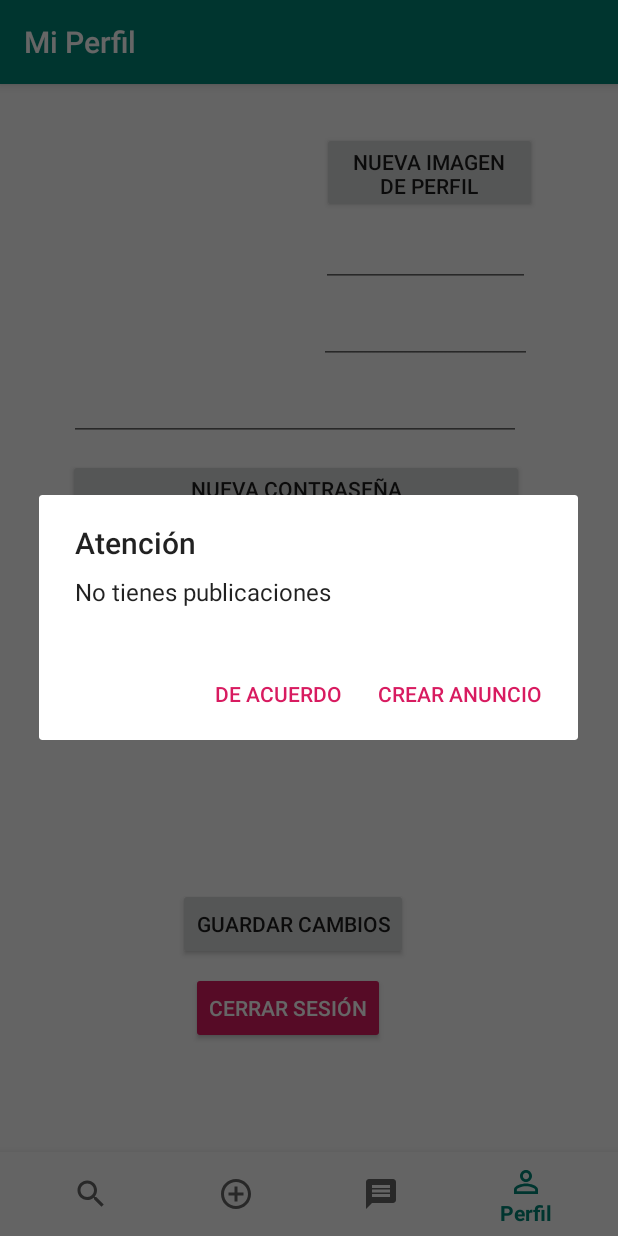
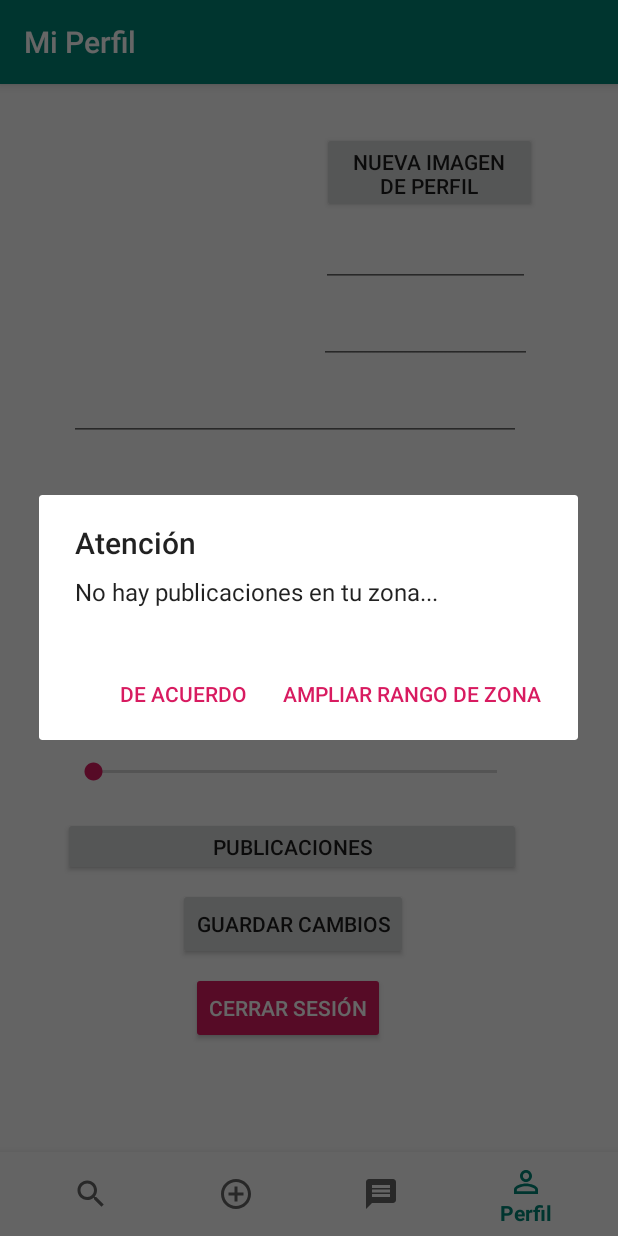
Before and after one commit to EnricCivitRovira/Helpaloo, an Android app: the screen it shows after launch once a user with an empty profile is signed in (MenuActivity), item 4 of the bottom bar chosen, on a phone screen of 412 x 824 dp. Run offline under Robolectric (Android 15) with nearby library versions, the phone set to English and light mode, and no system bars; our stand-ins replace Firebase (no records; nobody signed in at launch, a user with empty details on screens opened directly), Picasso; pictures from the network do not load; 7 statements that could not run were skipped.

Commit message:
Añadimos el concepto distancia y solucionamos problemas varios.

```diff
--- a/app/src/main/java/com/example/helpaloo/MainActivity.java
+++ b/app/src/main/java/com/example/helpaloo/MainActivity.java
@@ -28,6 +28,8 @@ public class MainActivity extends AppCompatActivity implements View.OnClickListe
     private TextView tv;
     private EditText mEmailField;
     private EditText mPasswordField;
+
+
 
     public void onStart() {
         super.onStart();
--- a/app/src/main/java/com/example/helpaloo/MyAdapter.java
+++ b/app/src/main/java/com/example/helpaloo/MyAdapter.java
@@ -7,6 +7,7 @@ import android.graphics.BitmapFactory;
 import android.os.Bundle;
 import android.util.Log;
 import android.view.LayoutInflater;
+import android.view.Menu;
 import android.view.View;
 import android.view.ViewGroup;
 import android.widget.ImageView;
@@ -34,6 +35,7 @@ class MyAdapter extends RecyclerView.Adapter<MyAdapter.MyViewHolder> {
 
     private String userID;
     private FirebaseAuth mAuth;
+    private int context;
 
     // Provide a reference to the views for each data item
     // Complex data items may need more than one view per item, and
@@ -56,8 +58,9 @@ class MyAdapter extends RecyclerView.Adapter<MyAdapter.MyViewHolder> {
     }
 
     // Provide a suitable constructor (depends on the kind of dataset)
-    public MyAdapter(ArrayList<Post> postslist) {
+    public MyAdapter(ArrayList<Post> postslist, int context) {
         this.postslist = postslist;
+        this.context = context; // 0 -> AllPosts, 1 -> MyPosts
 
     }
 
@@ -88,13 +91,14 @@ class MyAdapter extends RecyclerView.Adapter<MyAdapter.MyViewHolder> {
             public void onClick(View v) {
                 if(post.userId.equals(userID)){
                     AppCompatActivity activity = (AppCompatActivity) v.getContext();
-                    AddPost myPost = new AddPost(post, 1);
+                    AddPost myPost = new AddPost(post, 1, context);
                     activity.getSupportFragmentManager().beginTransaction().replace(R.id.fragment, myPost).addToBackStack(null).commit();
                 }else {
                     AppCompatActivity activity = (AppCompatActivity) v.getContext();
                     PostDescription openPost = new PostDescription(post);
                     activity.getSupportFragmentManager().beginTransaction().replace(R.id.fragment, openPost).addToBackStack(null).commit();
                 }
+
             }
         });
 
--- a/app/src/main/java/com/example/helpaloo/NoPublicationDialog.java
+++ b/app/src/main/java/com/example/helpaloo/NoPublicationDialog.java
@@ -1,5 +1,6 @@
 package com.example.helpaloo;
 
+import android.annotation.SuppressLint;
 import android.app.AlertDialog;
 import android.app.Dialog;
 import android.content.DialogInterface;
@@ -11,29 +12,48 @@ import androidx.annotation.NonNull;
 import androidx.annotation.Nullable;
 import androidx.appcompat.app.AppCompatDialogFragment;
 
+
+@SuppressLint("ValidFragment")
 public class NoPublicationDialog extends AppCompatDialogFragment {
-    protected NavigationView navigationView;
+    int type;
+    @SuppressLint("ValidFragment")
+    public NoPublicationDialog(int type) {
+        this.type = type;
+    }
+
     @NonNull
     @Override
     public Dialog onCreateDialog(@Nullable Bundle savedInstanceState) {
-
         AlertDialog.Builder builder = new AlertDialog.Builder(getActivity());
+        if (type == 1) {
             builder.setTitle("Atención").setMessage("No tienes publicaciones");
-
             builder.setNegativeButton("De acuerdo", new DialogInterface.OnClickListener() {
                 @Override
                 public void onClick(DialogInterface dialog, int which) {
                     ((MenuActivity) getActivity()).setFragment(2);
                 }
             });
-
-        builder .setPositiveButton("Crear Anuncio", new DialogInterface.OnClickListener() {
+            builder.setPositiveButton("Crear Anuncio", new DialogInterface.OnClickListener() {
                 @Override
                 public void onClick(DialogInterface dialog, int which) {
                     ((MenuActivity) getActivity()).setFragment(1);
                 }
             });
-
+        }else {
+            builder.setTitle("Atención").setMessage("No hay publicaciones en tu zona...");
+            builder.setNegativeButton("De acuerdo", new DialogInterface.OnClickListener() {
+                @Override
+                public void onClick(DialogInterface dialog, int which) {
+                    ((MenuActivity) getActivity()).setFragment(0);
+                }
+            });
+            builder.setPositiveButton("Ampliar rango de zona", new DialogInterface.OnClickListener() {
+                @Override
+                public void onClick(DialogInterface dialog, int which) {
+                    ((MenuActivity) getActivity()).setFragment(2);
+                }
+            });
+        }
         return builder.create();
 
     }
--- a/app/src/main/java/com/example/helpaloo/PostDescription.java
+++ b/app/src/main/java/com/example/helpaloo/PostDescription.java
@@ -53,6 +53,8 @@ public class PostDescription extends Fragment {
     public View onCreateView(@NonNull LayoutInflater inflater, @Nullable ViewGroup container, @Nullable Bundle savedInstanceState) {
 
         final View view = inflater.inflate(R.layout.fragment_post_description, container, false);
+
+        ((MenuActivity) getActivity()).setFragmentPosition(-1);
 
         contact =  view.findViewById(R.id.PDContact);
         postPhoto =  view.findViewById(R.id.PDImage);
--- a/app/src/main/java/com/example/helpaloo/SearchPost.java
+++ b/app/src/main/java/com/example/helpaloo/SearchPost.java
@@ -9,7 +9,10 @@ import android.os.Bundle;
 
 import androidx.annotation.NonNull;
 import androidx.annotation.Nullable;
+import androidx.appcompat.app.AppCompatActivity;
+import androidx.appcompat.app.AppCompatDialogFragment;
 import androidx.fragment.app.Fragment;
+import androidx.fragment.app.FragmentManager;
 import androidx.recyclerview.widget.LinearLayoutManager;
 import androidx.recyclerview.widget.RecyclerView;
 
@@ -46,11 +49,12 @@ public class SearchPost extends Fragment {
     private ArrayList<Post> posts = new ArrayList<>();
     private RecyclerView rv;
     private int type ;
+    private int context;
 
 
     @SuppressLint("ValidFragment")
     public SearchPost(int type) {
-        this.type = type;
+        this.type = type; // 0 -> All posots, 1 -> My posts, 2-> Their Posts
     }
 
     public SearchPost(int type, String userID) {
@@ -58,9 +62,16 @@ public class SearchPost extends Fragment {
         this.userID = userID;
     }
 
+    public SearchPost(int type, int context) {
+        this.type = type;
+        this.context = context; // 0 -> Coming From Edit MyPost, 1 -> Coming From new Post
+    }
+
     @Override
     public View onCreateView(@NonNull LayoutInflater inflater, @Nullable ViewGroup container, @Nullable Bundle savedInstanceState) {
         final View view = inflater.inflate(R.layout.fragment_search_post, container, false);
+
+
 
         mFirebaseDatabase = FirebaseDatabase.getInstance();
         mAuth = FirebaseAuth.getInstance();
@@ -87,6 +98,7 @@ public class SearchPost extends Fragment {
 
             });
         }else if (type == 1){
+            ((MenuActivity) getActivity()).setFragmentPosition(-1);
             ((MenuActivity) getActivity()).getSupportActionBar().setTitle("Mis Anuncios");
             mFirebaseDatabase.getReference("posts/"+userID).addListenerForSingleValueEvent(new ValueEventListener() {
                 @Override
@@ -101,6 +113,7 @@ public class SearchPost extends Fragment {
 
             });
         }else if (type == 2){
+            ((MenuActivity) getActivity()).setFragmentPosition(-1);
             ((MenuActivity) getActivity()).getSupportActionBar().setTitle("Sus Anuncios");
             Log.i("Posts de:", userID);
             mFirebaseDatabase.getReference("posts/"+userID).addListenerForSingleValueEvent(new ValueEventListener() {
@@ -127,20 +140,25 @@ public class SearchPost extends Fragment {
         }
 
         if (posts.size() == 0){
-            openDialog();
+            if (context != 1) {
+                openDialog();
+            }
             // Toast.makeText(getActivity(), "No tienes publicaciones :( ", Toast.LENGTH_SHORT).show();
         }
 
         rv.setHasFixedSize(true);
         layoutManager = new LinearLayoutManager(getContext());
         rv.setLayoutManager(layoutManager);
-        MyAdapter adapter =  new MyAdapter(posts);
+        MyAdapter adapter =  new MyAdapter(posts, type);
         rv.setAdapter(adapter);
 
     }
 
     private void openDialog() {
-        NoPublicationDialog dialog = new NoPublicationDialog();
-        dialog.show(getFragmentManager(), "No Publication Dialog");
+        FragmentManager manager = getActivity().getSupportFragmentManager();
+        Log.i("MANAGER: ", manager.toString());
+        NoPublicationDialog dialog = new NoPublicationDialog(type);
+        dialog.show(manager, "No Publication Dialog");
     }
+
 }
--- a/app/src/main/res/layout/fragment_profile.xml
+++ b/app/src/main/res/layout/fragment_profile.xml
@@ -68,11 +68,14 @@
             android:layout_marginStart="8dp"
             android:layout_marginTop="12dp"
             android:layout_marginEnd="8dp"
+            android:layout_marginBottom="8dp"
             android:text="NUEVA CONTRASEÑA"
+            app:layout_constraintBottom_toTopOf="@+id/distancePosts"
             app:layout_constraintEnd_toEndOf="parent"
-            app:layout_constraintHorizontal_bias="0.406"
+            app:layout_constraintHorizontal_bias="0.384"
             app:layout_constraintStart_toStartOf="parent"
-            app:layout_constraintTop_toBottomOf="@+id/profileEmail" />
+            app:layout_constraintTop_toBottomOf="@+id/profileEmail"
+            app:layout_constraintVertical_bias="0.625" />
 
         <Button
             android:id="@+id/signOut"
@@ -106,15 +109,13 @@
             android:layout_width="305dp"
             android:layout_height="39dp"
             android:layout_marginStart="8dp"
-            android:layout_marginTop="12dp"
             android:layout_marginEnd="8dp"
             android:layout_marginBottom="8dp"
             android:text="Publicaciones"
             app:layout_constraintBottom_toTopOf="@+id/saveChanges"
             app:layout_constraintEnd_toEndOf="parent"
-            app:layout_constraintHorizontal_bias="0.4"
-            app:layout_constraintStart_toStartOf="parent"
-            app:layout_constraintTop_toBottomOf="@+id/resetPassword" />
+            app:layout_constraintHorizontal_bias="0.377"
+            app:layout_constraintStart_toStartOf="parent" />
 
         <EditText
             android:id="@+id/profileName"
@@ -128,5 +129,17 @@
             app:layout_constraintStart_toEndOf="@+id/profilePicture"
             app:layout_constraintTop_toBottomOf="@+id/addProfilePicture" />
 
+        <SeekBar
+            android:id="@+id/distancePosts"
+            android:layout_width="301dp"
+            android:layout_height="35dp"
+            android:layout_marginStart="8dp"
+            android:layout_marginEnd="8dp"
+            android:layout_marginBottom="12dp"
+            app:layout_constraintBottom_toTopOf="@+id/myPosts"
+            app:layout_constraintEnd_toEndOf="parent"
+            app:layout_constraintHorizontal_bias="0.404"
+            app:layout_constraintStart_toStartOf="parent" />
+
     </androidx.constraintlayout.widget.ConstraintLayout>
 </FrameLayout>
```
Also changed, not shown: app/src/main/java/com/example/helpaloo/AddPost.java (+18 -5 lines), app/src/main/java/com/example/helpaloo/MenuActivity.java (+47 -9 lines), app/src/main/java/com/example/helpaloo/Profile.java (+26 -9 lines), app/src/main/java/com/example/helpaloo/RegisterActivity.java (+12 -3 lines), app/src/main/java/com/example/helpaloo/User.java (+16 -2 lines). Lines whose indentation alone changed are shown as unchanged.
